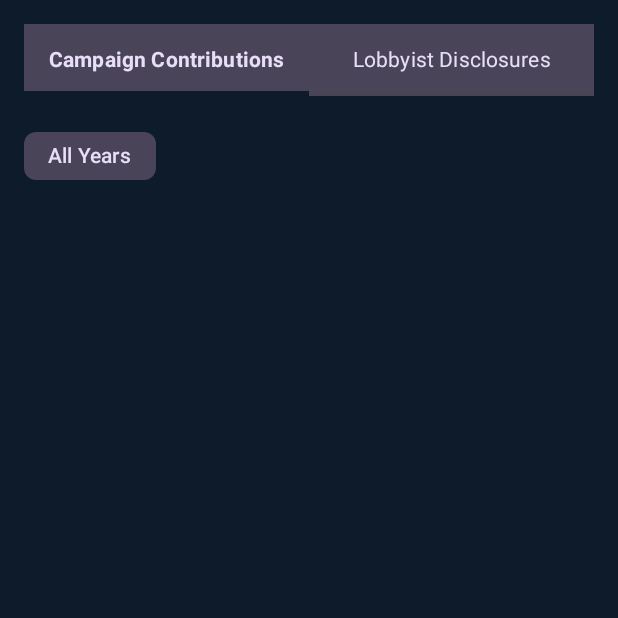
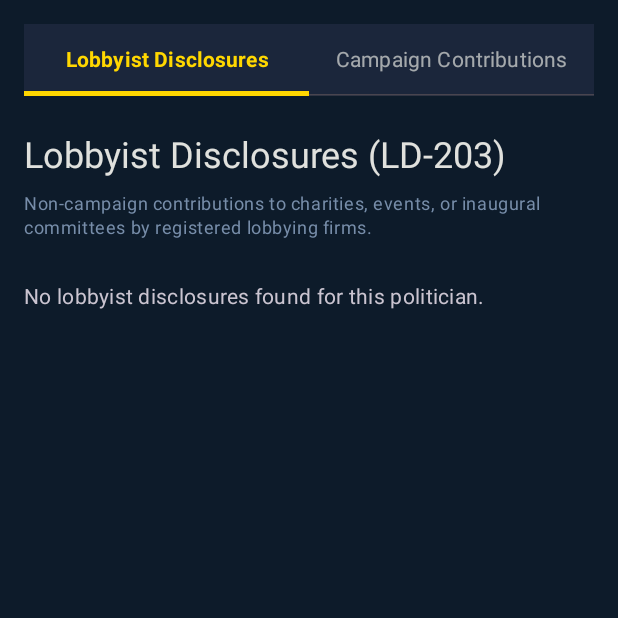
Before and after one commit to PaulLeung93/LobbyLens, an Android app built with Jetpack Compose: the composable DetailsScreen called with empty values, on a phone screen of 412 x 824 dp, the top half of it. Run offline under Robolectric (Android 15) with nearby library versions, the phone set to English and light mode, and no system bars.

Commit message:
Refine details UI: improve color contrast, set lobbyist disclosures as default, and add loading indicator

```diff
--- a/app/src/main/java/io/github/paulleung93/lobbylens/ui/details/DetailsScreen.kt
+++ b/app/src/main/java/io/github/paulleung93/lobbylens/ui/details/DetailsScreen.kt
@@ -36,6 +36,7 @@ fun DetailsScreen(navController: NavController, cid: String?, viewModel: Details
     val historicalOrganizations by remember { viewModel.historicalOrganizations }
     val senateContributions by remember { viewModel.senateContributions }
     val isLoading by remember { viewModel.isLoading }
+    val isSenateLoading by remember { viewModel.isSenateLoading }
     val errorMessage by remember { viewModel.errorMessage }
     val selectedYear by remember { viewModel.selectedYear }
 
@@ -59,34 +60,37 @@ fun DetailsScreen(navController: NavController, cid: String?, viewModel: Details
             } else {
                 // View Selector
                 androidx.compose.material3.TabRow(
-                    selectedTabIndex = if (viewModel.selectedView.value == DetailsViewType.CAMPAIGN) 0 else 1,
-                    containerColor = MaterialTheme.colorScheme.secondaryContainer,
-                    contentColor = MaterialTheme.colorScheme.onSecondaryContainer,
+                    selectedTabIndex = if (viewModel.selectedView.value == DetailsViewType.LOBBYIST) 0 else 1,
+                    containerColor = MaterialTheme.colorScheme.surface,
+                    contentColor = MaterialTheme.colorScheme.onSurface,
                     modifier = Modifier.padding(bottom = 16.dp),
                     indicator = { tabPositions ->
                         androidx.compose.material3.TabRowDefaults.Indicator(
-                            Modifier.tabIndicatorOffset(tabPositions[if (viewModel.selectedView.value == DetailsViewType.CAMPAIGN) 0 else 1]),
-                            color = MaterialTheme.colorScheme.primary
+                            Modifier.tabIndicatorOffset(tabPositions[if (viewModel.selectedView.value == DetailsViewType.LOBBYIST) 0 else 1]),
+                            color = MaterialTheme.colorScheme.primary,
+                            height = 3.dp
                         )
                     }
                 ) {
+                    androidx.compose.material3.Tab(
+                        selected = viewModel.selectedView.value == DetailsViewType.LOBBYIST,
+                        onClick = { viewModel.updateViewType(DetailsViewType.LOBBYIST) },
+                        text = {
+                            Text(
+                                "Lobbyist Disclosures",
+                                fontWeight = if (viewModel.selectedView.value == DetailsViewType.LOBBYIST) FontWeight.Bold else FontWeight.Normal,
+                                color = if (viewModel.selectedView.value == DetailsViewType.LOBBYIST) MaterialTheme.colorScheme.primary else MaterialTheme.colorScheme.onSurface.copy(alpha = 0.7f)
+                            )
+                        }
+                    )
                     androidx.compose.material3.Tab(
                         selected = viewModel.selectedView.value == DetailsViewType.CAMPAIGN,
                         onClick = { viewModel.updateViewType(DetailsViewType.CAMPAIGN) },
                         text = {
                             Text(
                                 "Campaign Contributions",
-                                fontWeight = if (viewModel.selectedView.value == DetailsViewType.CAMPAIGN) FontWeight.Bold else FontWeight.Normal
-                            )
-                        }
-                    )
-                    androidx.compose.material3.Tab(
-                        selected = viewModel.selectedView.value == DetailsViewType.LOBBYIST,
-                        onClick = { viewModel.updateViewType(DetailsViewType.LOBBYIST) },
-                        text = {
-                            Text(
-                                "Lobbyist Disclosures",
-                                fontWeight = if (viewModel.selectedView.value == DetailsViewType.LOBBYIST) FontWeight.Bold else FontWeight.Normal
+                                fontWeight = if (viewModel.selectedView.value == DetailsViewType.CAMPAIGN) FontWeight.Bold else FontWeight.Normal,
+                                color = if (viewModel.selectedView.value == DetailsViewType.CAMPAIGN) MaterialTheme.colorScheme.primary else MaterialTheme.colorScheme.onSurface.copy(alpha = 0.7f)
                             )
                         }
                     )
@@ -127,13 +131,21 @@ fun DetailsScreen(navController: NavController, cid: String?, viewModel: Details
                         androidx.compose.material3.FilterChip(
                             selected = selectedYear == "All",
                             onClick = { viewModel.selectYear("All") },
-                            label = { Text("All Years") }
+                            label = { Text("All Years") },
+                            colors = androidx.compose.material3.FilterChipDefaults.filterChipColors(
+                                selectedContainerColor = MaterialTheme.colorScheme.primary,
+                                selectedLabelColor = MaterialTheme.colorScheme.onPrimary
+                            )
                         )
                         historicalOrganizations.keys.sortedDescending().forEach { year ->
                             androidx.compose.material3.FilterChip(
                                 selected = selectedYear == year,
                                 onClick = { viewModel.selectYear(year) },
-                                label = { Text(year) }
+                                label = { Text(year) },
+                                colors = androidx.compose.material3.FilterChipDefaults.filterChipColors(
+                                    selectedContainerColor = MaterialTheme.colorScheme.primary,
+                                    selectedLabelColor = MaterialTheme.colorScheme.onPrimary
+                                )
                             )
                         }
                     }
@@ -210,7 +222,18 @@ fun DetailsScreen(navController: NavController, cid: String?, viewModel: Details
                             )
                         }
 
-                        if (viewModel.senateErrorMessage.value != null) {
+                        if (isSenateLoading) {
+                            item {
+                                Box(
+                                    modifier = Modifier
+                                        .fillMaxWidth()
+                                        .padding(32.dp),
+                                    contentAlignment = androidx.compose.ui.Alignment.Center
+                                ) {
+                                    androidx.compose.material3.CircularProgressIndicator(color = MaterialTheme.colorScheme.primary)
+                                }
+                            }
+                        } else if (viewModel.senateErrorMessage.value != null) {
                             item {
                                 Text(
                                     text = viewModel.senateErrorMessage.value!!,
--- a/app/src/main/java/io/github/paulleung93/lobbylens/ui/details/DetailsViewModel.kt
+++ b/app/src/main/java/io/github/paulleung93/lobbylens/ui/details/DetailsViewModel.kt
@@ -32,10 +32,11 @@ class DetailsViewModel : ViewModel() {
     val historicalOrganizations = mutableStateOf<Map<String, List<FecEmployerContribution>>>(emptyMap())
     val senateContributions = mutableStateOf<List<io.github.paulleung93.lobbylens.data.model.SenateContributionReport>>(emptyList())
     val isLoading = mutableStateOf(false)
+    val isSenateLoading = mutableStateOf(false)
     val errorMessage = mutableStateOf<String?>(null)
     val senateErrorMessage = mutableStateOf<String?>(null)
 
-    private val _selectedView = mutableStateOf(DetailsViewType.CAMPAIGN)
+    private val _selectedView = mutableStateOf(DetailsViewType.LOBBYIST)
     val selectedView: State<DetailsViewType> = _selectedView
 
     fun updateViewType(viewType: DetailsViewType) {
@@ -50,6 +51,7 @@ class DetailsViewModel : ViewModel() {
 
         viewModelScope.launch {
             isLoading.value = true
+            isSenateLoading.value = true
             errorMessage.value = null
             senateErrorMessage.value = null
             historicalOrganizations.value = emptyMap()
@@ -161,6 +163,7 @@ class DetailsViewModel : ViewModel() {
      */
     private suspend fun fetchSenateData(name: String) {
         Log.d(TAG, "fetchSenateData: Fetching for $name")
+        isSenateLoading.value = true
         senateErrorMessage.value = null
         when (val result = repository.getSenateContributions(name)) {
             is Result.Success -> {
@@ -173,6 +176,7 @@ class DetailsViewModel : ViewModel() {
             }
             else -> {}
         }
+        isSenateLoading.value = false
     }
     // State for the currently selected year. "All" means no filter.
     val selectedYear = mutableStateOf("All")
```
Also changed, not shown: app/src/main/java/io/github/paulleung93/lobbylens/ui/editor/EditorScreen.kt (+6 -6 lines), app/src/main/java/io/github/paulleung93/lobbylens/ui/theme/Color.kt (+4 -4 lines), app/src/main/java/io/github/paulleung93/lobbylens/ui/theme/Theme.kt (+7 -1 lines).
